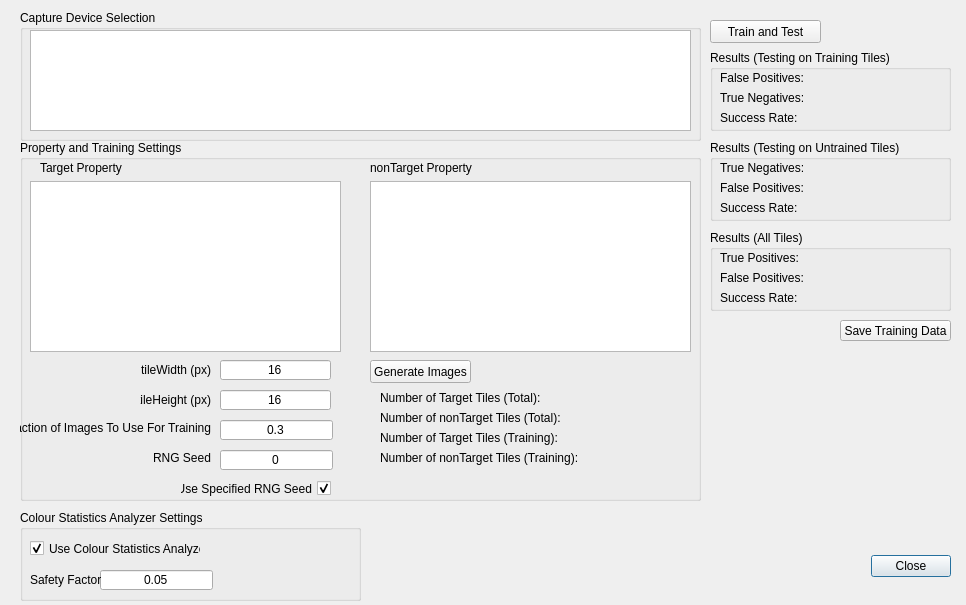
Old version of the form gui/TrainTextureClassifierForm.ui in the repository asmith9455/imageClassifier.
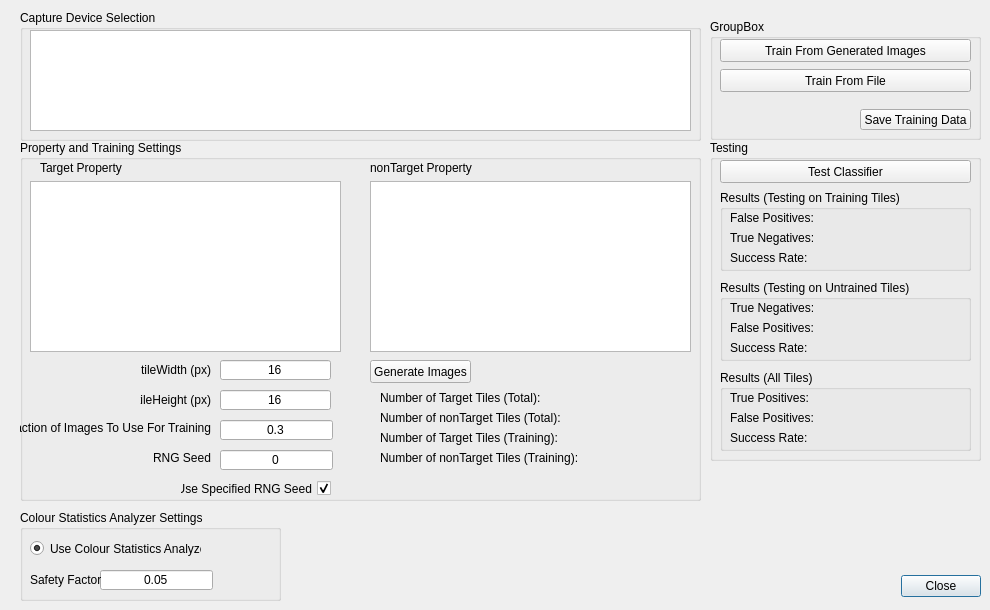
New version of the form.

The edit to the form file:
```diff
--- a/gui/TrainTextureClassifierForm.ui
+++ b/gui/TrainTextureClassifierForm.ui
@@ -6,8 +6,8 @@
    <rect>
     <x>0</x>
     <y>0</y>
-    <width>966</width>
-    <height>605</height>
+    <width>990</width>
+    <height>610</height>
    </rect>
   </property>
   <property name="windowTitle">
@@ -16,8 +16,8 @@
   <widget class="QDialogButtonBox" name="buttonBox">
    <property name="geometry">
     <rect>
-     <x>870</x>
-     <y>550</y>
+     <x>900</x>
+     <y>570</y>
      <width>81</width>
      <height>32</height>
     </rect>
@@ -34,14 +34,14 @@
     <rect>
      <x>20</x>
      <y>510</y>
-     <width>341</width>
+     <width>261</width>
      <height>91</height>
     </rect>
    </property>
    <property name="title">
     <string>Colour Statistics Analyzer Settings</string>
    </property>
-   <widget class="QCheckBox" name="checkBox_colourStatisticsAnalyzer">
+   <widget class="QRadioButton" name="radioButton_colourStatisticsAnalyzer">
     <property name="geometry">
      <rect>
       <x>10</x>
@@ -357,13 +357,119 @@
      <bool>true</bool>
     </property>
    </widget>
+   <zorder>tableView_propertiesTarget</zorder>
+   <zorder>label_numNonTargetTiles</zorder>
+   <zorder>label_6</zorder>
+   <zorder>lineEdit_tileHeight</zorder>
+   <zorder>lineEdit_tileWidth</zorder>
+   <zorder>label_numTargetTiles</zorder>
+   <zorder>label_5</zorder>
+   <zorder>btn_generateImages</zorder>
+   <zorder>tableView_propertiesNonTarget</zorder>
+   <zorder>label_16</zorder>
+   <zorder>label_17</zorder>
+   <zorder>lineEdit_trainingImageFraction</zorder>
+   <zorder>label</zorder>
+   <zorder>label_numTargetTilesTraining</zorder>
+   <zorder>label_numNonTargetTilesTraining</zorder>
+   <zorder>lineEdit_rngSeed</zorder>
+   <zorder>label_3</zorder>
+   <zorder>checkBox_useRngSeed</zorder>
+   <zorder>groupBox_2</zorder>
+  </widget>
+  <widget class="QGroupBox" name="groupBox_7">
+   <property name="geometry">
+    <rect>
+     <x>20</x>
+     <y>10</y>
+     <width>681</width>
+     <height>131</height>
+    </rect>
+   </property>
+   <property name="title">
+    <string>Capture Device Selection</string>
+   </property>
+   <widget class="QTableView" name="tableView_captureDevices">
+    <property name="geometry">
+     <rect>
+      <x>10</x>
+      <y>20</y>
+      <width>661</width>
+      <height>101</height>
+     </rect>
+    </property>
+   </widget>
+  </widget>
+  <widget class="QGroupBox" name="groupBox_2">
+   <property name="geometry">
+    <rect>
+     <x>710</x>
+     <y>140</y>
+     <width>271</width>
+     <height>321</height>
+    </rect>
+   </property>
+   <property name="title">
+    <string>Testing</string>
+   </property>
+   <widget class="QGroupBox" name="groupBox_6">
+    <property name="geometry">
+     <rect>
+      <x>10</x>
+      <y>230</y>
+      <width>251</width>
+      <height>81</height>
+     </rect>
+    </property>
+    <property name="title">
+     <string>Results (All Tiles)</string>
+    </property>
+    <widget class="QLabel" name="label_falsePositivesTotal">
+     <property name="geometry">
+      <rect>
+       <x>10</x>
+       <y>40</y>
+       <width>221</width>
+       <height>16</height>
+      </rect>
+     </property>
+     <property name="text">
+      <string>False Positives:</string>
+     </property>
+    </widget>
+    <widget class="QLabel" name="label_truePositivesTotal">
+     <property name="geometry">
+      <rect>
+       <x>10</x>
+       <y>20</y>
+       <width>221</width>
+       <height>16</height>
+      </rect>
+     </property>
+     <property name="text">
+      <string>True Positives:</string>
+     </property>
+    </widget>
+    <widget class="QLabel" name="label_successRateTotal">
+     <property name="geometry">
+      <rect>
+       <x>10</x>
+       <y>60</y>
+       <width>221</width>
+       <height>16</height>
+      </rect>
+     </property>
+     <property name="text">
+      <string>Success Rate:</string>
+     </property>
+    </widget>
   </widget>
   <widget class="QGroupBox" name="groupBox_4">
    <property name="geometry">
     <rect>
-     <x>710</x>
+      <x>10</x>
      <y>50</y>
-     <width>241</width>
+      <width>251</width>
      <height>81</height>
     </rect>
    </property>
@@ -413,9 +519,9 @@
   <widget class="QGroupBox" name="groupBox_5">
    <property name="geometry">
     <rect>
-     <x>710</x>
+      <x>10</x>
      <y>140</y>
-     <width>241</width>
+      <width>251</width>
      <height>81</height>
     </rect>
    </property>
@@ -462,99 +568,37 @@
     </property>
    </widget>
   </widget>
-  <widget class="QGroupBox" name="groupBox_6">
+   <widget class="QPushButton" name="btn_testClassifier">
    <property name="geometry">
     <rect>
-     <x>710</x>
-     <y>230</y>
-     <width>241</width>
-     <height>81</height>
-    </rect>
-   </property>
-   <property name="title">
-    <string>Results (All Tiles)</string>
-   </property>
-   <widget class="QLabel" name="label_falsePositivesTotal">
-    <property name="geometry">
-     <rect>
       <x>10</x>
-      <y>40</y>
-      <width>221</width>
-      <height>16</height>
-     </rect>
-    </property>
-    <property name="text">
-     <string>False Positives:</string>
-    </property>
-   </widget>
-   <widget class="QLabel" name="label_truePositivesTotal">
-    <property name="geometry">
-     <rect>
-      <x>10</x>
       <y>20</y>
-      <width>221</width>
-      <height>16</height>
-     </rect>
-    </property>
-    <property name="text">
-     <string>True Positives:</string>
-    </property>
-   </widget>
-   <widget class="QLabel" name="label_successRateTotal">
-    <property name="geometry">
-     <rect>
-      <x>10</x>
-      <y>60</y>
-      <width>221</width>
-      <height>16</height>
-     </rect>
-    </property>
-    <property name="text">
-     <string>Success Rate:</string>
-    </property>
-   </widget>
-  </widget>
-  <widget class="QPushButton" name="btn_trainAndTest">
-   <property name="geometry">
-    <rect>
-     <x>710</x>
-     <y>20</y>
-     <width>111</width>
+      <width>251</width>
      <height>23</height>
     </rect>
    </property>
    <property name="text">
-    <string>Train and Test</string>
-   </property>
-  </widget>
-  <widget class="QGroupBox" name="groupBox_7">
+     <string>Test Classifier</string>
+    </property>
+   </widget>
+  </widget>
+  <widget class="QGroupBox" name="groupBox_8">
    <property name="geometry">
     <rect>
-     <x>20</x>
-     <y>10</y>
-     <width>681</width>
-     <height>131</height>
+     <x>710</x>
+     <y>19</y>
+     <width>271</width>
+     <height>121</height>
     </rect>
    </property>
    <property name="title">
-    <string>Capture Device Selection</string>
+    <string>GroupBox</string>
    </property>
-   <widget class="QTableView" name="tableView_captureDevices">
-    <property name="geometry">
-     <rect>
-      <x>10</x>
-      <y>20</y>
-      <width>661</width>
-      <height>101</height>
-     </rect>
-    </property>
-   </widget>
-  </widget>
   <widget class="QPushButton" name="btn_saveTrainingData">
    <property name="geometry">
     <rect>
-     <x>840</x>
-     <y>320</y>
+      <x>150</x>
+      <y>90</y>
      <width>111</width>
      <height>21</height>
     </rect>
@@ -562,6 +606,33 @@
    <property name="text">
     <string>Save Training Data</string>
    </property>
+   </widget>
+   <widget class="QPushButton" name="btn_trainFromGeneratedImages">
+    <property name="geometry">
+     <rect>
+      <x>10</x>
+      <y>20</y>
+      <width>251</width>
+      <height>23</height>
+     </rect>
+    </property>
+    <property name="text">
+     <string>Train From Generated Images</string>
+    </property>
+   </widget>
+   <widget class="QPushButton" name="btn_trainFromFile">
+    <property name="geometry">
+     <rect>
+      <x>10</x>
+      <y>50</y>
+      <width>251</width>
+      <height>23</height>
+     </rect>
+    </property>
+    <property name="text">
+     <string>Train From File</string>
+    </property>
+   </widget>
   </widget>
  </widget>
  <resources/>
```
Lines whose indentation alone changed are shown as unchanged.
